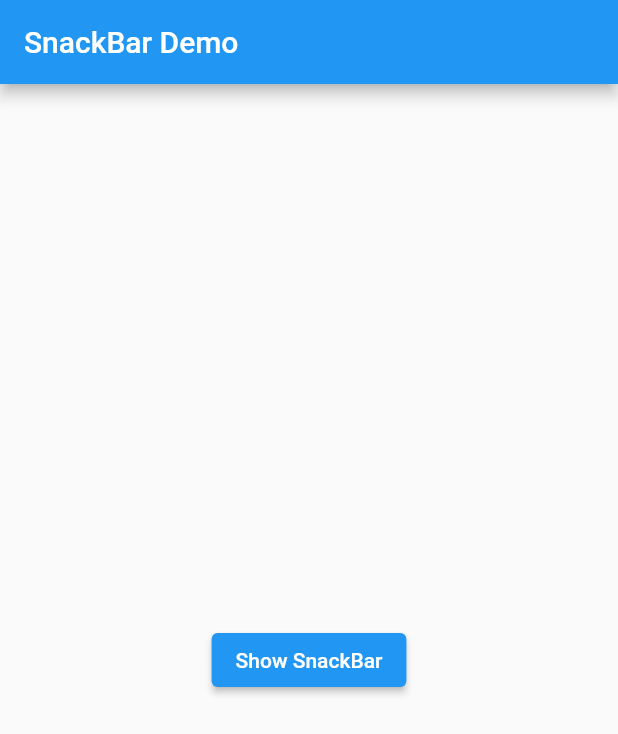
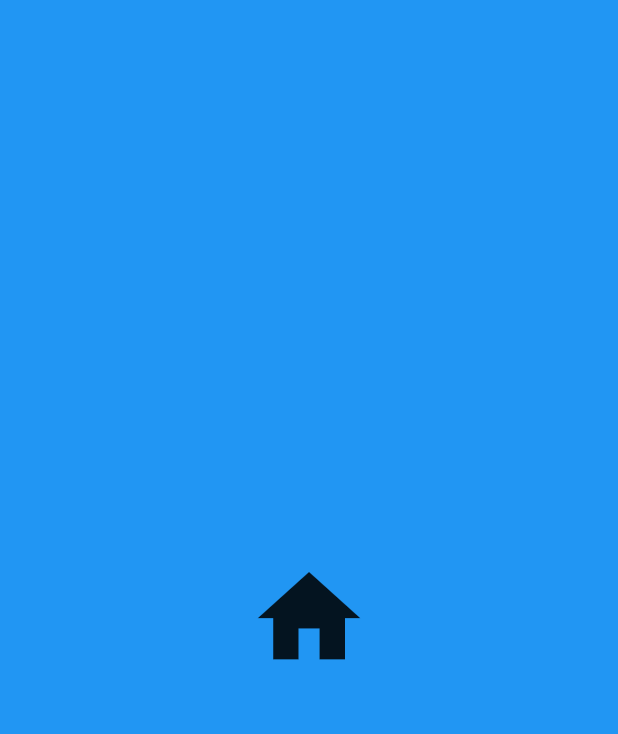
Before and after one commit to bilal1080/Cards, a Flutter app: the first screen one second after launch, on a phone screen of 412 x 824 dp. Shown: the top 734 px of the screen. Run offline on Flutter 3.47's test engine with Material 2 defaults, Android fonts, the phone set to English and light mode, and no system bars; drawn by our look-alikes of animated_splash_screen.

Commit message:
splash/16aug

```diff
--- a/lib/Slider.dart
+++ b/lib/Slider.dart
@@ -30,23 +30,7 @@ class _slidDerState extends State<slidDer> {
                       _slidervalue = value;
                     });
                   }),
-              ElevatedButton(
-        onPressed: () {
-          final snackBar = SnackBar(
-            content: const Text('Yay! A SnackBar!'),
-            action: SnackBarAction(
-              label: 'Undo',
-              onPressed: () {
 
-              },
-            ),
-          );
-
-
-          ScaffoldMessenger.of(context).showSnackBar(snackBar);
-        },
-        child: const Text('Show SnackBar'),
-      ),
 
             ],
           ),
--- a/lib/main.dart
+++ b/lib/main.dart
@@ -5,6 +5,7 @@ import 'package:flutter_cards/Slider.dart';
 import 'package:flutter_cards/homescreen.dart';
 import 'package:flutter_cards/progress_indicator.dart';
 import 'package:flutter_cards/snackbar.dart';
+import 'package:flutter_cards/splash.dart';
 //import 'package:flutter_cards/Dialog.dart';
 
 //import 'package:flutter_cards/chips.dart';
@@ -24,7 +25,7 @@ class MyApp extends StatelessWidget {
   Widget build(BuildContext context) {
     return MaterialApp(
       debugShowCheckedModeBanner: false,
-      home: SnackBarDemo(),
+      home: Ani_splsh_screen(),
     );
   }
 }
--- /dev/null
+++ b/lib/splash.dart
@@ -0,0 +1,55 @@
+import 'package:flutter/material.dart';
+import 'package:flutter_cards/Dialog.dart';
+import 'package:animated_splash_screen/animated_splash_screen.dart';
+
+// class SplashScren extends StatefulWidget {
+//   @override
+//   _SplashScrenState createState() => _SplashScrenState();
+// }
+
+// class _SplashScrenState extends State<SplashScren> {
+//   @override
+//   void initState() {
+//     super.initState();
+//     _navigatetohome();
+//   }
+
+//   _navigatetohome() async {
+//     await Future.delayed(Duration(microseconds: 1500), () {});
+//     Navigator.pushReplacement(
+//         context, MaterialPageRoute(builder: (context) => DialogBox()));
+//   }
+
+//   @override
+//   Widget build(BuildContext context) {
+//     return Scaffold(
+//       body: Center(
+//         child: Text("Hello From Splash Screen"),
+//       ),
+//     );
+//   }
+// }
+
+class Ani_splsh_screen extends StatefulWidget {
+  Ani_splsh_screen({Key? key}) : super(key: key);
+
+  @override
+  _Ani_splsh_screenState createState() => _Ani_splsh_screenState();
+}
+
+class _Ani_splsh_screenState extends State<Ani_splsh_screen> {
+  @override
+  Widget build(BuildContext context) {
+    return MaterialApp(
+      title: 'Clean Code',
+        home: AnimatedSplashScreen(
+          duration: 1500,
+          splash: Icons.home,
+          nextScreen: DialogBox(),
+          splashTransition: SplashTransition.fadeTransition,
+         // pageTransitionType: PageTransitionType.scale,
+          backgroundColor: Colors.blue
+        )
+    );
+  }
+}
--- a/pubspec.yaml
+++ b/pubspec.yaml
@@ -28,7 +28,7 @@ dependencies:
   # The following adds the Cupertino Icons font to your application.
   # Use with the CupertinoIcons class for iOS style icons.
   cupertino_icons: ^1.0.2
-
+  animated_splash_screen: ^1.1.0
 dev_dependencies:
   flutter_test:
     sdk: flutter
```
Also changed, not shown: pubspec.lock.
